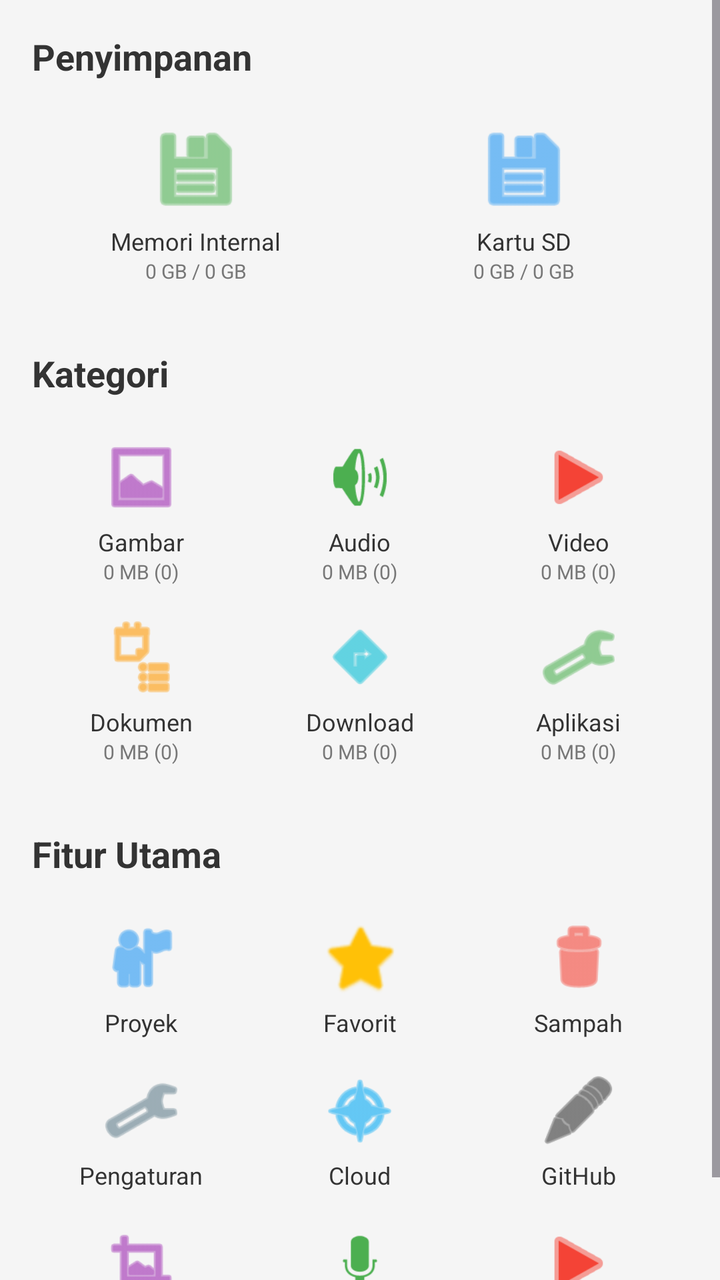
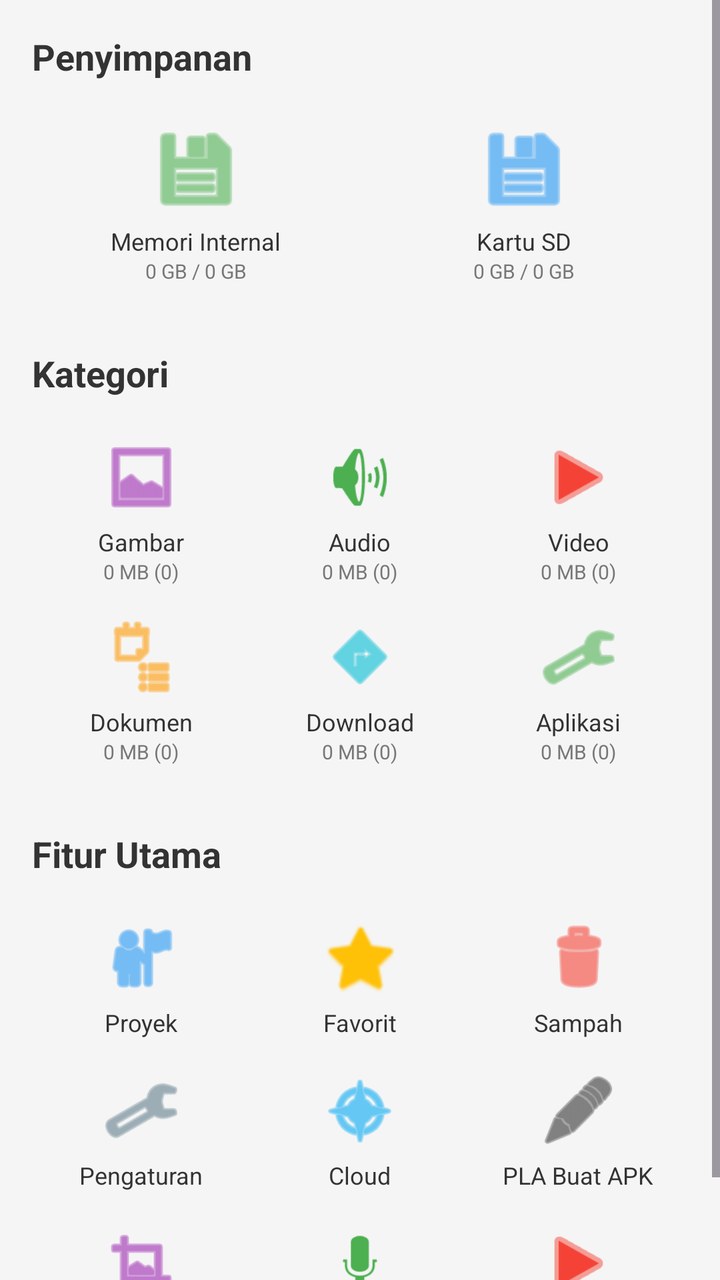

Two renders of the same Android screen: before a commit and after it. Below are the layout's source before the change and the commit's diff.
<!-- AndroidManifest.xml: application theme Theme.PlaManajer -->
<!-- res/layout/activity_main.xml -->
<?xml version="1.0" encoding="utf-8"?>
<ScrollView xmlns:android="http://schemas.android.com/apk/res/android"
    xmlns:app="http://schemas.android.com/apk/res-auto"
    android:layout_width="match_parent"
    android:layout_height="match_parent"
    android:background="#F5F5F5">

    <LinearLayout
        android:layout_width="match_parent"
        android:layout_height="wrap_content"
        android:orientation="vertical"
        android:padding="16dp">

        
        
        
        <TextView
            android:layout_width="wrap_content"
            android:layout_height="wrap_content"
            android:text="Penyimpanan"
            android:textSize="18sp"
            android:textStyle="bold"
            android:textColor="#333333"
            android:layout_marginBottom="12dp"/>

        <GridLayout
            android:layout_width="match_parent"
            android:layout_height="wrap_content"
            android:columnCount="3"
            android:rowCount="1"
            android:layout_marginBottom="24dp">

            <LinearLayout
                android:id="@+id/cardInternal"
                android:layout_width="0dp"
                android:layout_height="wrap_content"
                android:layout_columnWeight="1"
                android:orientation="vertical"
                android:gravity="center"
                android:padding="8dp"
                android:background="?attr/selectableItemBackground">
                <ImageView android:layout_width="48dp" android:layout_height="48dp" android:src="@android:drawable/ic_menu_save" app:tint="#4CAF50"/>
                <TextView android:layout_width="wrap_content" android:layout_height="wrap_content" android:text="Memori Internal" android:textSize="12sp" android:textColor="#333333" android:layout_marginTop="4dp"/>
                <TextView android:id="@+id/tvInternalSize" android:layout_width="wrap_content" android:layout_height="wrap_content" android:text="0 GB / 0 GB" android:textSize="10sp" android:textColor="#777777"/>
            </LinearLayout>

            <LinearLayout
                android:id="@+id/cardSdCard"
                android:layout_width="0dp"
                android:layout_height="wrap_content"
                android:layout_columnWeight="1"
                android:orientation="vertical"
                android:gravity="center"
                android:padding="8dp"
                android:background="?attr/selectableItemBackground">
                <ImageView android:layout_width="48dp" android:layout_height="48dp" android:src="@android:drawable/ic_menu_save" app:tint="#2196F3"/>
                <TextView android:layout_width="wrap_content" android:layout_height="wrap_content" android:text="Kartu SD" android:textSize="12sp" android:textColor="#333333" android:layout_marginTop="4dp"/>
                <TextView android:id="@+id/tvSdSize" android:layout_width="wrap_content" android:layout_height="wrap_content" android:text="0 GB / 0 GB" android:textSize="10sp" android:textColor="#777777"/>
            </LinearLayout>

        </GridLayout>

        
        
        
        <TextView
            android:layout_width="wrap_content"
            android:layout_height="wrap_content"
            android:text="Kategori"
            android:textSize="18sp"
            android:textStyle="bold"
            android:textColor="#333333"
            android:layout_marginBottom="12dp"/>

        <GridLayout
            android:layout_width="match_parent"
            android:layout_height="wrap_content"
            android:columnCount="3"
            android:rowCount="2">

            <LinearLayout
                android:id="@+id/cardImages"
                android:layout_width="0dp"
                android:layout_height="wrap_content"
                android:layout_columnWeight="1"
                android:orientation="vertical"
                android:gravity="center"
                android:padding="8dp"
                android:background="?attr/selectableItemBackground">
                <ImageView android:layout_width="40dp" android:layout_height="40dp" android:src="@android:drawable/ic_menu_gallery" app:tint="#9C27B0"/>
                <TextView android:layout_width="wrap_content" android:layout_height="wrap_content" android:text="Gambar" android:textSize="12sp" android:textColor="#333333" android:layout_marginTop="4dp"/>
                <TextView android:id="@+id/tvImageStats" android:layout_width="wrap_content" android:layout_height="wrap_content" android:text="0 MB (0)" android:textSize="10sp" android:textColor="#777777"/>
            </LinearLayout>

            <LinearLayout
                android:id="@+id/cardAudio"
                android:layout_width="0dp"
                android:layout_height="wrap_content"
                android:layout_columnWeight="1"
                android:orientation="vertical"
                android:gravity="center"
                android:padding="8dp"
                android:background="?attr/selectableItemBackground">
                <ImageView android:layout_width="40dp" android:layout_height="40dp" android:src="@android:drawable/ic_lock_silent_mode_off" app:tint="#4CAF50"/>
                <TextView android:layout_width="wrap_content" android:layout_height="wrap_content" android:text="Audio" android:textSize="12sp" android:textColor="#333333" android:layout_marginTop="4dp"/>
                <TextView android:id="@+id/tvAudioStats" android:layout_width="wrap_content" android:layout_height="wrap_content" android:text="0 MB (0)" android:textSize="10sp" android:textColor="#777777"/>
            </LinearLayout>

            <LinearLayout
                android:id="@+id/cardVideos"
                android:layout_width="0dp"
                android:layout_height="wrap_content"
                android:layout_columnWeight="1"
                android:orientation="vertical"
                android:gravity="center"
                android:padding="8dp"
                android:background="?attr/selectableItemBackground">
                <ImageView android:layout_width="40dp" android:layout_height="40dp" android:src="@android:drawable/ic_media_play" app:tint="#F44336"/>
                <TextView android:layout_width="wrap_content" android:layout_height="wrap_content" android:text="Video" android:textSize="12sp" android:textColor="#333333" android:layout_marginTop="4dp"/>
                <TextView android:id="@+id/tvVideoStats" android:layout_width="wrap_content" android:layout_height="wrap_content" android:text="0 MB (0)" android:textSize="10sp" android:textColor="#777777"/>
            </LinearLayout>

            <LinearLayout
                android:id="@+id/cardDocuments"
                android:layout_width="0dp"
                android:layout_height="wrap_content"
                android:layout_columnWeight="1"
                android:orientation="vertical"
                android:gravity="center"
                android:padding="8dp"
                android:background="?attr/selectableItemBackground">
                <ImageView android:layout_width="40dp" android:layout_height="40dp" android:src="@android:drawable/ic_menu_agenda" app:tint="#FF9800"/>
                <TextView android:layout_width="wrap_content" android:layout_height="wrap_content" android:text="Dokumen" android:textSize="12sp" android:textColor="#333333" android:layout_marginTop="4dp"/>
                <TextView android:id="@+id/tvDocStats" android:layout_width="wrap_content" android:layout_height="wrap_content" android:text="0 MB (0)" android:textSize="10sp" android:textColor="#777777"/>
            </LinearLayout>

            <LinearLayout
                android:id="@+id/cardDownloads"
                android:layout_width="0dp"
                android:layout_height="wrap_content"
                android:layout_columnWeight="1"
                android:orientation="vertical"
                android:gravity="center"
                android:padding="8dp"
                android:background="?attr/selectableItemBackground">
                <ImageView android:layout_width="40dp" android:layout_height="40dp" android:src="@android:drawable/ic_menu_directions" app:tint="#00BCD4"/>
                <TextView android:layout_width="wrap_content" android:layout_height="wrap_content" android:text="Download" android:textSize="12sp" android:textColor="#333333" android:layout_marginTop="4dp"/>
                <TextView android:id="@+id/tvDownloadStats" android:layout_width="wrap_content" android:layout_height="wrap_content" android:text="0 MB (0)" android:textSize="10sp" android:textColor="#777777"/>
            </LinearLayout>

            <LinearLayout
                android:id="@+id/cardApps"
                android:layout_width="0dp"
                android:layout_height="wrap_content"
                android:layout_columnWeight="1"
                android:orientation="vertical"
                android:gravity="center"
                android:padding="8dp"
                android:background="?attr/selectableItemBackground">
                <ImageView android:layout_width="40dp" android:layout_height="40dp" android:src="@android:drawable/ic_menu_manage" app:tint="#4CAF50"/>
                <TextView android:layout_width="wrap_content" android:layout_height="wrap_content" android:text="Aplikasi" android:textSize="12sp" android:textColor="#333333" android:layout_marginTop="4dp"/>
                <TextView android:id="@+id/tvAppStats" android:layout_width="wrap_content" android:layout_height="wrap_content" android:text="0 MB (0)" android:textSize="10sp" android:textColor="#777777"/>
            </LinearLayout>

        </GridLayout>

        
        
        
        <TextView
            android:layout_width="wrap_content"
            android:layout_height="wrap_content"
            android:text="Fitur Utama"
            android:textSize="18sp"
            android:textStyle="bold"
            android:textColor="#333333"
            android:layout_marginTop="24dp"
            android:layout_marginBottom="12dp"/>

        <GridLayout
            android:layout_width="match_parent"
            android:layout_height="wrap_content"
            android:columnCount="3"
            android:rowCount="4">

            <LinearLayout android:id="@+id/cardProjects" android:layout_width="0dp" android:layout_height="wrap_content" android:layout_columnWeight="1" android:orientation="vertical" android:gravity="center" android:padding="8dp" android:background="?attr/selectableItemBackground">
                <ImageView android:layout_width="40dp" android:layout_height="40dp" android:src="@android:drawable/ic_menu_myplaces" app:tint="#2196F3"/>
                <TextView android:layout_width="wrap_content" android:layout_height="wrap_content" android:text="Proyek" android:textSize="12sp" android:textColor="#333333" android:layout_marginTop="4dp"/>
            </LinearLayout>

            <LinearLayout android:id="@+id/cardFavorites" android:layout_width="0dp" android:layout_height="wrap_content" android:layout_columnWeight="1" android:orientation="vertical" android:gravity="center" android:padding="8dp" android:background="?attr/selectableItemBackground">
                <ImageView android:layout_width="40dp" android:layout_height="40dp" android:src="@android:drawable/btn_star" app:tint="#FFC107"/>
                <TextView android:layout_width="wrap_content" android:layout_height="wrap_content" android:text="Favorit" android:textSize="12sp" android:textColor="#333333" android:layout_marginTop="4dp"/>
            </LinearLayout>

            <LinearLayout android:id="@+id/cardTrash" android:layout_width="0dp" android:layout_height="wrap_content" android:layout_columnWeight="1" android:orientation="vertical" android:gravity="center" android:padding="8dp" android:background="?attr/selectableItemBackground">
                <ImageView android:layout_width="40dp" android:layout_height="40dp" android:src="@android:drawable/ic_menu_delete" app:tint="#F44336"/>
                <TextView android:layout_width="wrap_content" android:layout_height="wrap_content" android:text="Sampah" android:textSize="12sp" android:textColor="#333333" android:layout_marginTop="4dp"/>
            </LinearLayout>

            <LinearLayout android:id="@+id/cardSettings" android:layout_width="0dp" android:layout_height="wrap_content" android:layout_columnWeight="1" android:orientation="vertical" android:gravity="center" android:padding="8dp" android:background="?attr/selectableItemBackground">
                <ImageView android:layout_width="40dp" android:layout_height="40dp" android:src="@android:drawable/ic_menu_preferences" app:tint="#607D8B"/>
                <TextView android:layout_width="wrap_content" android:layout_height="wrap_content" android:text="Pengaturan" android:textSize="12sp" android:textColor="#333333" android:layout_marginTop="4dp"/>
            </LinearLayout>

            <LinearLayout android:id="@+id/cardCloud" android:layout_width="0dp" android:layout_height="wrap_content" android:layout_columnWeight="1" android:orientation="vertical" android:gravity="center" android:padding="8dp" android:background="?attr/selectableItemBackground">
                <ImageView android:layout_width="40dp" android:layout_height="40dp" android:src="@android:drawable/ic_menu_compass" app:tint="#03A9F4"/>
                <TextView android:layout_width="wrap_content" android:layout_height="wrap_content" android:text="Cloud" android:textSize="12sp" android:textColor="#333333" android:layout_marginTop="4dp"/>
            </LinearLayout>

            <LinearLayout android:id="@+id/cardGithub" android:layout_width="0dp" android:layout_height="wrap_content" android:layout_columnWeight="1" android:orientation="vertical" android:gravity="center" android:padding="8dp" android:background="?attr/selectableItemBackground">
                <ImageView android:layout_width="40dp" android:layout_height="40dp" android:src="@android:drawable/ic_menu_edit" app:tint="#333333"/>
                <TextView android:layout_width="wrap_content" android:layout_height="wrap_content" android:text="GitHub" android:textSize="12sp" android:textColor="#333333" android:layout_marginTop="4dp"/>
            </LinearLayout>

            <LinearLayout android:id="@+id/cardEditImage" android:layout_width="0dp" android:layout_height="wrap_content" android:layout_columnWeight="1" android:orientation="vertical" android:gravity="center" android:padding="8dp" android:background="?attr/selectableItemBackground">
                <ImageView android:layout_width="40dp" android:layout_height="40dp" android:src="@android:drawable/ic_menu_crop" app:tint="#9C27B0"/>
                <TextView android:layout_width="wrap_content" android:layout_height="wrap_content" android:text="Edit Foto" android:textSize="12sp" android:textColor="#333333" android:layout_marginTop="4dp"/>
            </LinearLayout>

            <LinearLayout android:id="@+id/cardEditAudio" android:layout_width="0dp" android:layout_height="wrap_content" android:layout_columnWeight="1" android:orientation="vertical" android:gravity="center" android:padding="8dp" android:background="?attr/selectableItemBackground">
                <ImageView android:layout_width="40dp" android:layout_height="40dp" android:src="@android:drawable/ic_btn_speak_now" app:tint="#4CAF50"/>
                <TextView android:layout_width="wrap_content" android:layout_height="wrap_content" android:text="Edit Audio" android:textSize="12sp" android:textColor="#333333" android:layout_marginTop="4dp"/>
            </LinearLayout>

            <LinearLayout android:id="@+id/cardEditVideo" android:layout_width="0dp" android:layout_height="wrap_content" android:layout_columnWeight="1" android:orientation="vertical" android:gravity="center" android:padding="8dp" android:background="?attr/selectableItemBackground">
                <ImageView android:layout_width="40dp" android:layout_height="40dp" android:src="@android:drawable/ic_media_play" app:tint="#F44336"/>
                <TextView android:layout_width="wrap_content" android:layout_height="wrap_content" android:text="Edit Video" android:textSize="12sp" android:textColor="#333333" android:layout_marginTop="4dp"/>
            </LinearLayout>

        </GridLayout>

    </LinearLayout>
</ScrollView>
<!-- resources referenced by this layout -->
<resources>
  <style name="Theme.PlaManajer" parent="Theme.Material3.DayNight.NoActionBar">
          <item name="colorPrimary">@color/primary</item>
          <item name="colorOnPrimary">@color/on_primary</item>
          <item name="colorPrimaryContainer">@color/primary_container</item>
          <item name="colorOnPrimaryContainer">@color/on_primary_container</item>
          <item name="android:statusBarColor">?attr/colorSurface</item>
          <item name="android:windowLightStatusBar" tools:targetApi="m">?attr/isLightTheme</item>
      </style>
  <color name="primary">#5B8DEF</color>
  <color name="on_primary">#FFFFFF</color>
  <color name="primary_container">#D8E4FF</color>
  <color name="on_primary_container">#001B3D</color>
</resources>

<!-- the commit's change to res/layout/activity_main.xml (unified diff, before → after) -->
@@ -12,8 +12,6 @@
         android:padding="16dp">
 
         
-        
-        
         <TextView
             android:layout_width="wrap_content"
             android:layout_height="wrap_content"
@@ -61,8 +59,6 @@
         </GridLayout>
 
         
-        
-        
         <TextView
             android:layout_width="wrap_content"
             android:layout_height="wrap_content"
@@ -164,8 +160,6 @@
 
         </GridLayout>
 
-        
-        
         
         <TextView
             android:layout_width="wrap_content"
@@ -210,22 +204,22 @@
 
             <LinearLayout android:id="@+id/cardGithub" android:layout_width="0dp" android:layout_height="wrap_content" android:layout_columnWeight="1" android:orientation="vertical" android:gravity="center" android:padding="8dp" android:background="?attr/selectableItemBackground">
                 <ImageView android:layout_width="40dp" android:layout_height="40dp" android:src="@android:drawable/ic_menu_edit" app:tint="#333333"/>
-                <TextView android:layout_width="wrap_content" android:layout_height="wrap_content" android:text="GitHub" android:textSize="12sp" android:textColor="#333333" android:layout_marginTop="4dp"/>
+                <TextView android:layout_width="wrap_content" android:layout_height="wrap_content" android:text="PLA Buat APK" android:textSize="12sp" android:textColor="#333333" android:layout_marginTop="4dp"/>
             </LinearLayout>
 
             <LinearLayout android:id="@+id/cardEditImage" android:layout_width="0dp" android:layout_height="wrap_content" android:layout_columnWeight="1" android:orientation="vertical" android:gravity="center" android:padding="8dp" android:background="?attr/selectableItemBackground">
                 <ImageView android:layout_width="40dp" android:layout_height="40dp" android:src="@android:drawable/ic_menu_crop" app:tint="#9C27B0"/>
-                <TextView android:layout_width="wrap_content" android:layout_height="wrap_content" android:text="Edit Foto" android:textSize="12sp" android:textColor="#333333" android:layout_marginTop="4dp"/>
+                <TextView android:layout_width="wrap_content" android:layout_height="wrap_content" android:text="PLA Edit Foto" android:textSize="12sp" android:textColor="#333333" android:layout_marginTop="4dp"/>
             </LinearLayout>
 
             <LinearLayout android:id="@+id/cardEditAudio" android:layout_width="0dp" android:layout_height="wrap_content" android:layout_columnWeight="1" android:orientation="vertical" android:gravity="center" android:padding="8dp" android:background="?attr/selectableItemBackground">
                 <ImageView android:layout_width="40dp" android:layout_height="40dp" android:src="@android:drawable/ic_btn_speak_now" app:tint="#4CAF50"/>
-                <TextView android:layout_width="wrap_content" android:layout_height="wrap_content" android:text="Edit Audio" android:textSize="12sp" android:textColor="#333333" android:layout_marginTop="4dp"/>
+                <TextView android:layout_width="wrap_content" android:layout_height="wrap_content" android:text="PLA Edit Audio" android:textSize="12sp" android:textColor="#333333" android:layout_marginTop="4dp"/>
             </LinearLayout>
 
             <LinearLayout android:id="@+id/cardEditVideo" android:layout_width="0dp" android:layout_height="wrap_content" android:layout_columnWeight="1" android:orientation="vertical" android:gravity="center" android:padding="8dp" android:background="?attr/selectableItemBackground">
                 <ImageView android:layout_width="40dp" android:layout_height="40dp" android:src="@android:drawable/ic_media_play" app:tint="#F44336"/>
-                <TextView android:layout_width="wrap_content" android:layout_height="wrap_content" android:text="Edit Video" android:textSize="12sp" android:textColor="#333333" android:layout_marginTop="4dp"/>
+                <TextView android:layout_width="wrap_content" android:layout_height="wrap_content" android:text="PLA Edit Video" android:textSize="12sp" android:textColor="#333333" android:layout_marginTop="4dp"/>
             </LinearLayout>
 
         </GridLayout>
